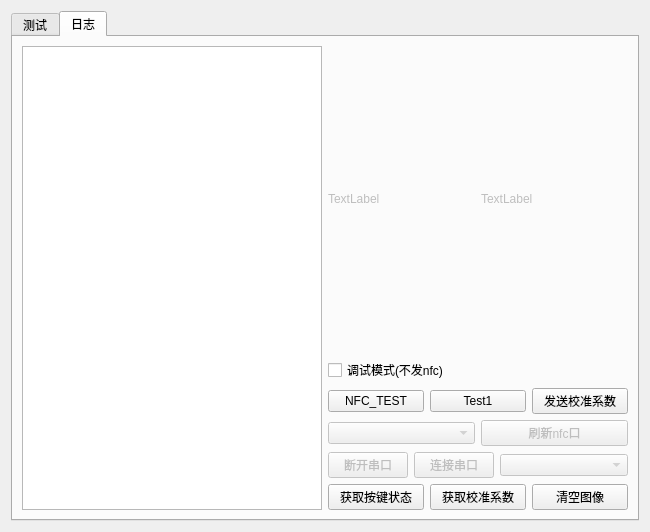
Above: work_station/pressure/pressuresensorform.ui from yuhuang163/test before the change. Below: the same form after it.
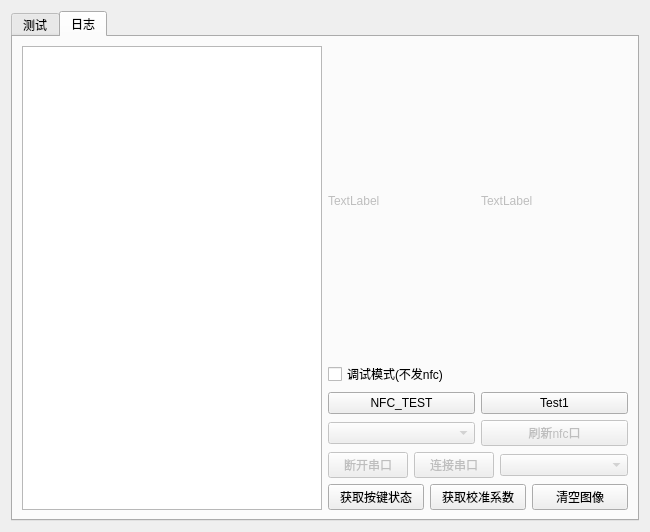
That is the form after the change. The open tabs and pages were chosen to show the change.

```diff
--- a/work_station/pressure/pressuresensorform.ui
+++ b/work_station/pressure/pressuresensorform.ui
@@ -537,16 +537,6 @@
                  </property>
                 </widget>
                </item>
-               <item>
-                <widget class="QPushButton" name="SendCalib">
-                 <property name="enabled">
-                  <bool>true</bool>
-                 </property>
-                 <property name="text">
-                  <string>发送校准系数</string>
-                 </property>
-                </widget>
-               </item>
               </layout>
              </item>
              <item>
```
Left out of the diff: 4 changed lines with no effect on the pictures.
